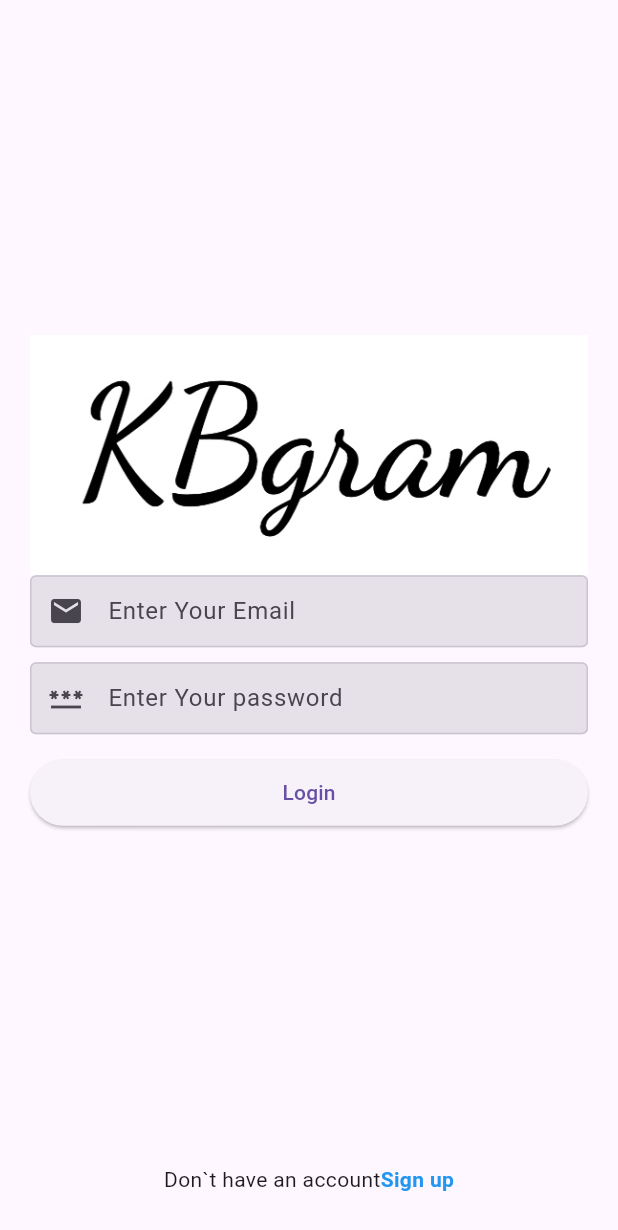
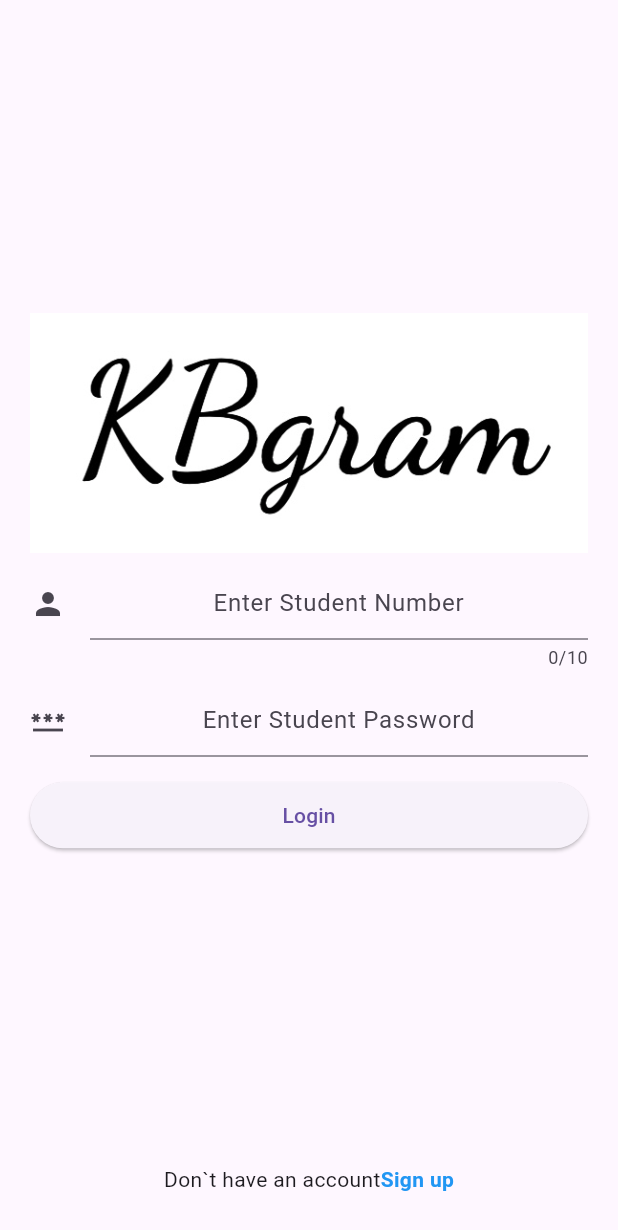
Before and after one commit to moathzayn/uniapp, a Flutter app: the screen it shows after launch, on a phone screen of 412 x 824 dp. Shown: the top 1230 px of the screen. Run offline on Flutter 3.47's test engine with Material 3 defaults, Android fonts, the phone set to English and light mode, and no system bars; our stand-ins replace cloud_firestore, firebase_auth, firebase_core, firebase_storage, flutter_riverpod, image_picker and 1 more; accounts and stored records are empty.

Commit message:
login textfield update

```diff
--- a/lib/screens/login_screen.dart
+++ b/lib/screens/login_screen.dart
@@ -50,6 +50,14 @@ class _LoginScreenState extends State<LoginScreen> {
   }
 
   @override
+  void initState() {
+    // TODO: implement initState
+    super.initState();
+    _isObscured = true;
+  }
+
+  var _isObscured;
+  @override
   Widget build(BuildContext context) {
     return Scaffold(
       body: SafeArea(
@@ -64,21 +72,32 @@ class _LoginScreenState extends State<LoginScreen> {
                   child: Container(),
                 ),
                 Image.asset('assets/logo/logo_light.jpg'),
-                TextFieldInput(
-                  hintText: 'Enter Your Email',
-                  textEditingController: _emailController,
-                  textInputType: TextInputType.number,
-                  icon: const Icon(Icons.email),
+                const SizedBox(
+                  height: 10,
+                ),
+                TextField(
+                  decoration: const InputDecoration(
+                    icon: Icon(Icons.person),
+                    hintText: 'Enter Student Number',
+                  ),
+                  controller: _emailController,
+                  maxLength: 10,
+                  maxLines: 1,
+                  textAlign: TextAlign.center,
+                  keyboardType: TextInputType.number,
                 ),
                 const SizedBox(
                   height: 10,
                 ),
-                TextFieldInput(
-                  hintText: 'Enter Your password',
-                  textEditingController: _passwordController,
-                  textInputType: TextInputType.text,
-                  icon: const Icon(Icons.password),
-                  isPass: true,
+                TextField(
+                  decoration: const InputDecoration(
+                    icon: Icon(Icons.password),
+                    hintText: 'Enter Student Password',
+                  ),
+                  controller: _passwordController,
+                  textAlign: TextAlign.center,
+                  keyboardType: TextInputType.text,
+                  obscureText: true,
                 ),
                 const SizedBox(
                   height: 15,
```
